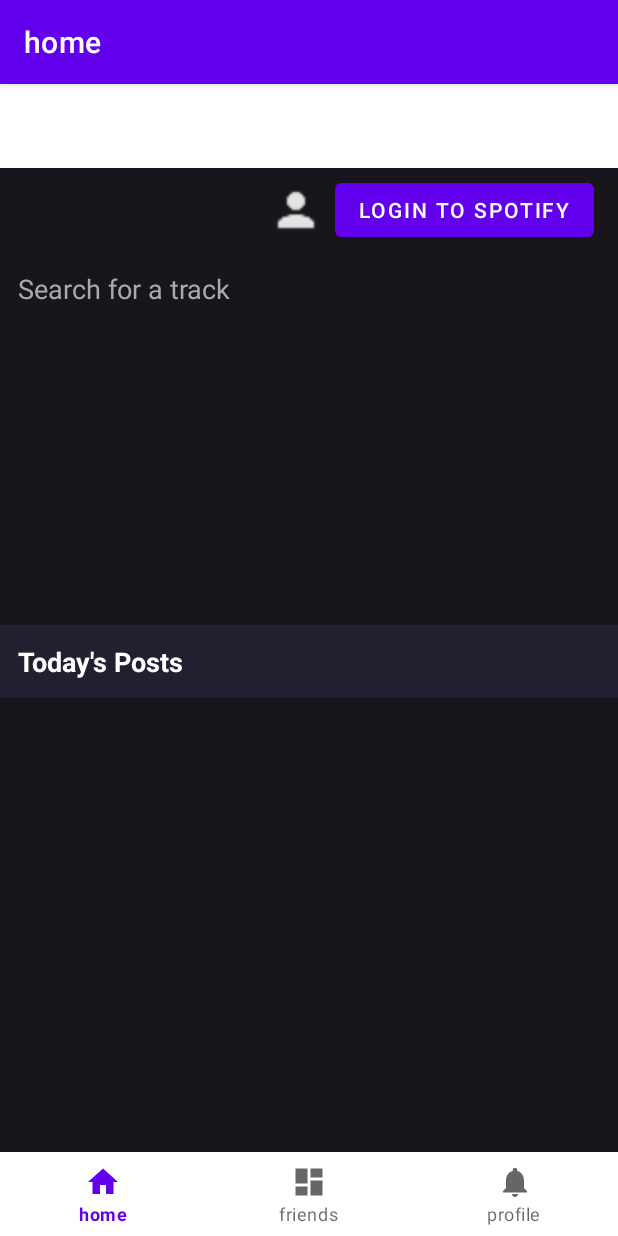
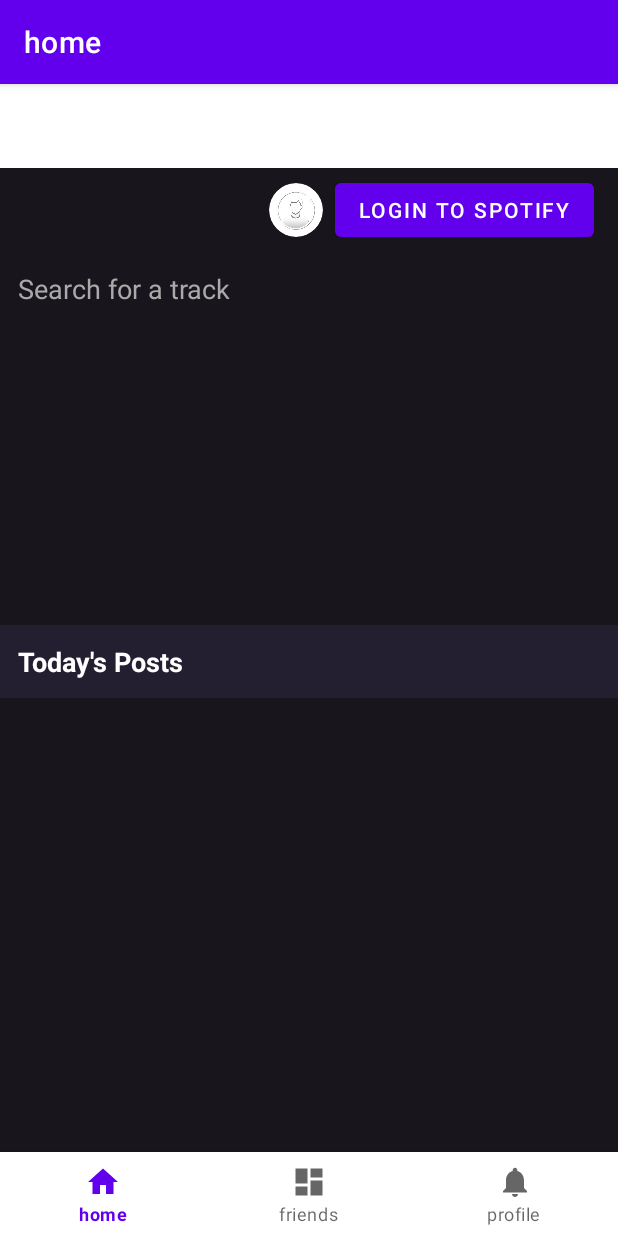
Before and after one commit to Jali04/BeJam, an Android app: the screen it shows after launch (MainActivity), on a phone screen of 412 x 824 dp. Run offline under Robolectric (Android 15) with nearby library versions, the phone set to English and light mode, and no system bars; our stand-ins replace Firebase (no records; nobody signed in at launch, a user with empty details on screens opened directly), Room's generated code, navigation-ui; libraries missing offline, so code that uses them is left out: fi.iki.elonen; pictures from the network do not load.

Commit message:
profile picture works again now

```diff
--- /dev/null
+++ b/app/src/main/res/drawable/circle_mask.xml
@@ -0,0 +1,5 @@
+<?xml version="1.0" encoding="utf-8"?>
+<shape xmlns:android="http://schemas.android.com/apk/res/android"
+    android:shape="oval">
+    <solid android:color="#FFFFFF"/>
+</shape>
--- a/app/src/main/res/layout/fragment_home.xml
+++ b/app/src/main/res/layout/fragment_home.xml
@@ -21,7 +21,9 @@
             android:layout_width="36dp"
             android:layout_height="36dp"
             android:scaleType="centerCrop"
-            android:background="@drawable/circle_bg"
+            android:src="@drawable/placeholder_profile"
+            android:background="@drawable/circle_mask"
+            android:clipToOutline="true"
             android:layout_gravity="center_vertical"
             android:layout_marginEnd="8dp" />
 
```
Also changed, not shown: app/src/main/java/com/example/bejam/ui/home/HomeFragment.kt (+41 -2 lines).
